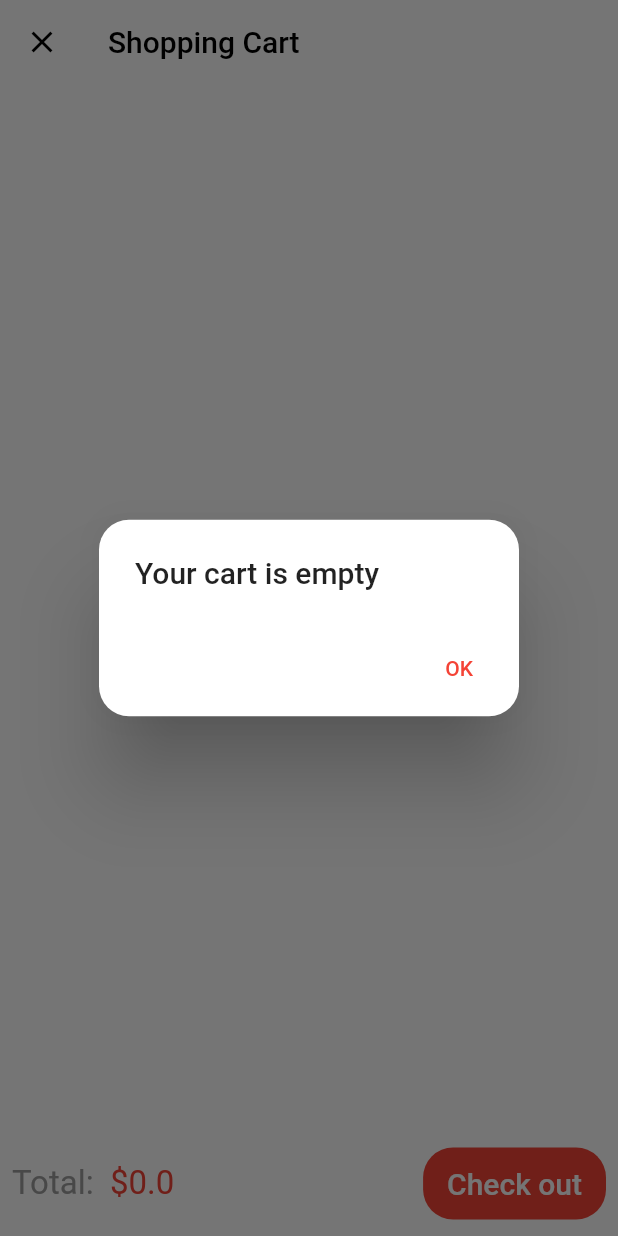
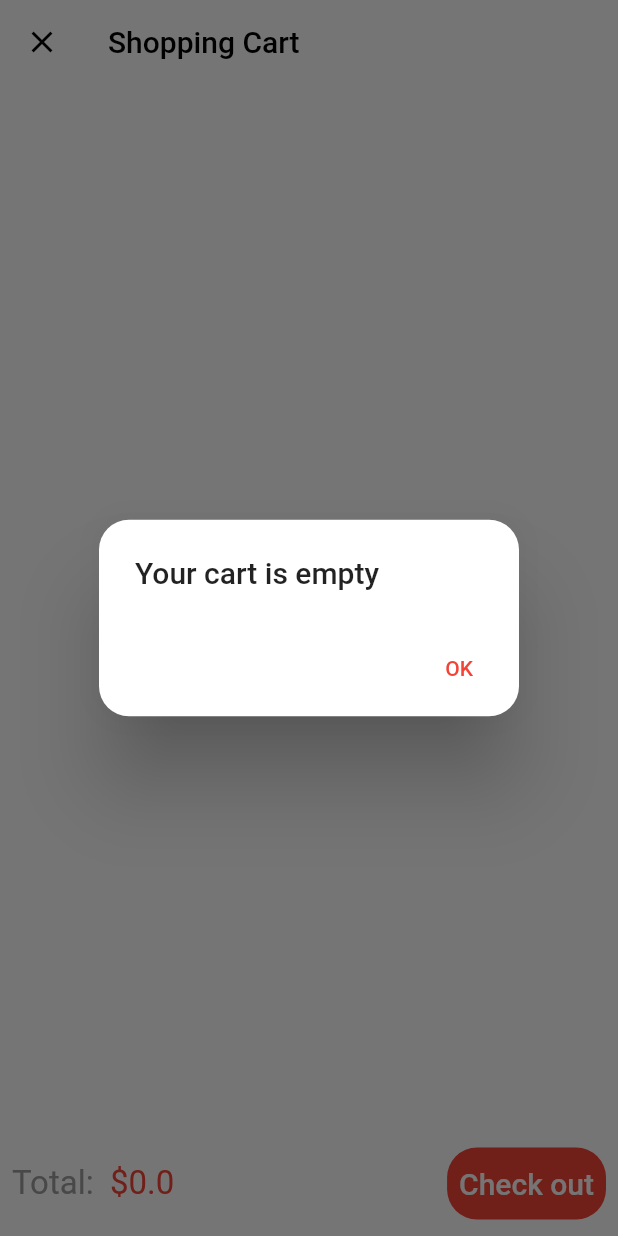
Before and after one commit to iridiscenthummingbird/Rocket-Delivery, a Flutter app: the CartScreen screen opened directly, after a tap on "Check out", on a phone screen of 412 x 824 dp. Run offline on Flutter 3.47's test engine with Material 2 defaults, Android fonts, the phone set to English and light mode, and no system bars; our stand-ins replace cloud_firestore, firebase_auth, firebase_core, flutter_spinkit, transparent_image; accounts and stored records are empty; network calls fail.

Commit message:
Small fixes

```diff
--- a/lib/src/screens/cart.dart
+++ b/lib/src/screens/cart.dart
@@ -154,8 +154,7 @@ class _CartScreenState extends State<CartScreen> {
               Container(
                 decoration: BoxDecoration(
                     borderRadius: BorderRadius.circular(20), color: Colors.red),
-                child: FlatButton(
-                    //TODO: change button
+                child: TextButton(
                     onPressed: () {
                       if (user.userModel.totalCartPrice == 0) {
                         showDialog(
--- a/lib/src/widgets/row_starts.dart
+++ b/lib/src/widgets/row_starts.dart
@@ -1,7 +1,6 @@
 import 'package:flutter/material.dart';
 import 'package:provider/provider.dart';
 import 'package:rocket_delivery/src/models/product.dart';
-import 'package:rocket_delivery/src/models/user.dart';
 import 'package:rocket_delivery/src/providers/product.dart';
 import 'package:rocket_delivery/src/providers/user.dart';
 
```
Also changed, not shown: lib/src/providers/user.dart (+6 -3 lines).
